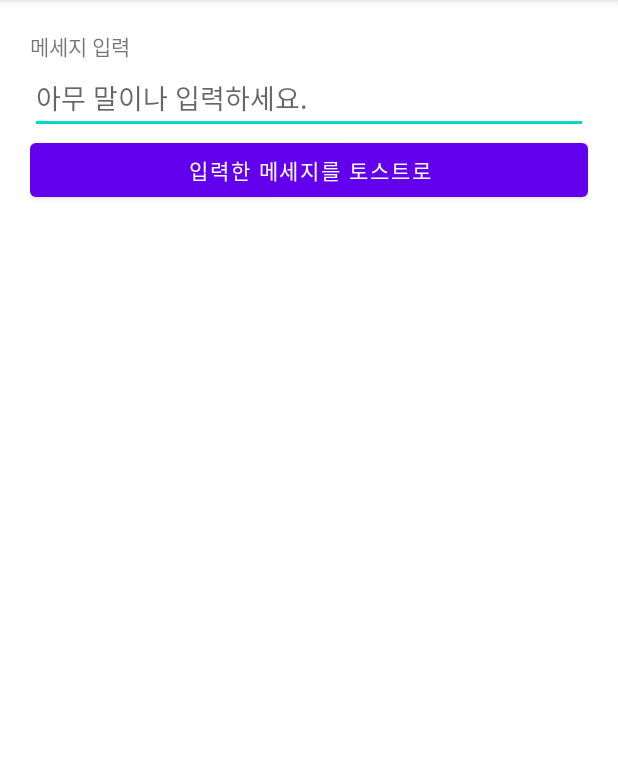
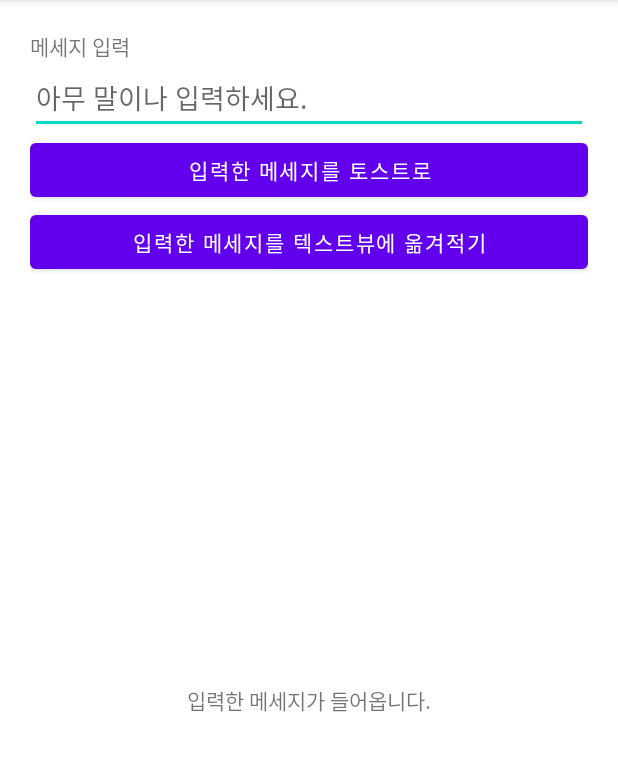
Before and after one commit to cho881020/KotlinUIPractice_20210819, an Android app: the screen it shows after launch (MainActivity), on a phone screen of 412 x 824 dp, the part 84-855 px from its top. Run offline under Robolectric (Android 15) with nearby library versions, the phone set to English and light mode, and no system bars.

Commit message:
텍스트뷰에 옮겨적기 UI

```diff
--- a/app/src/main/res/layout/activity_main.xml
+++ b/app/src/main/res/layout/activity_main.xml
@@ -26,4 +26,17 @@
         android:layout_height="wrap_content"
         android:text="입력한 메세지를 토스트로" />
 
+    <Button
+        android:id="@+id/moveToTextViewBtn"
+        android:layout_width="match_parent"
+        android:layout_height="wrap_content"
+        android:text="입력한 메세지를 텍스트뷰에 옮겨적기" />
+
+    <TextView
+        android:id="@+id/resultTxt"
+        android:layout_width="match_parent"
+        android:layout_height="match_parent"
+        android:gravity="center"
+        android:text="입력한 메세지가 들어옵니다." />
+
 </LinearLayout>
```
